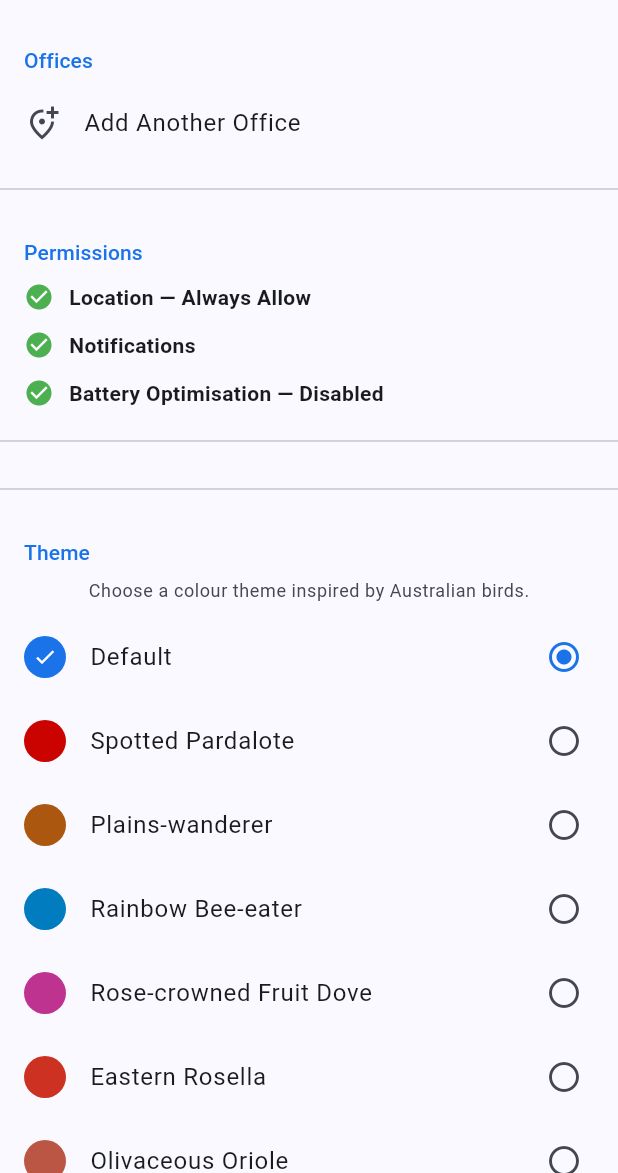
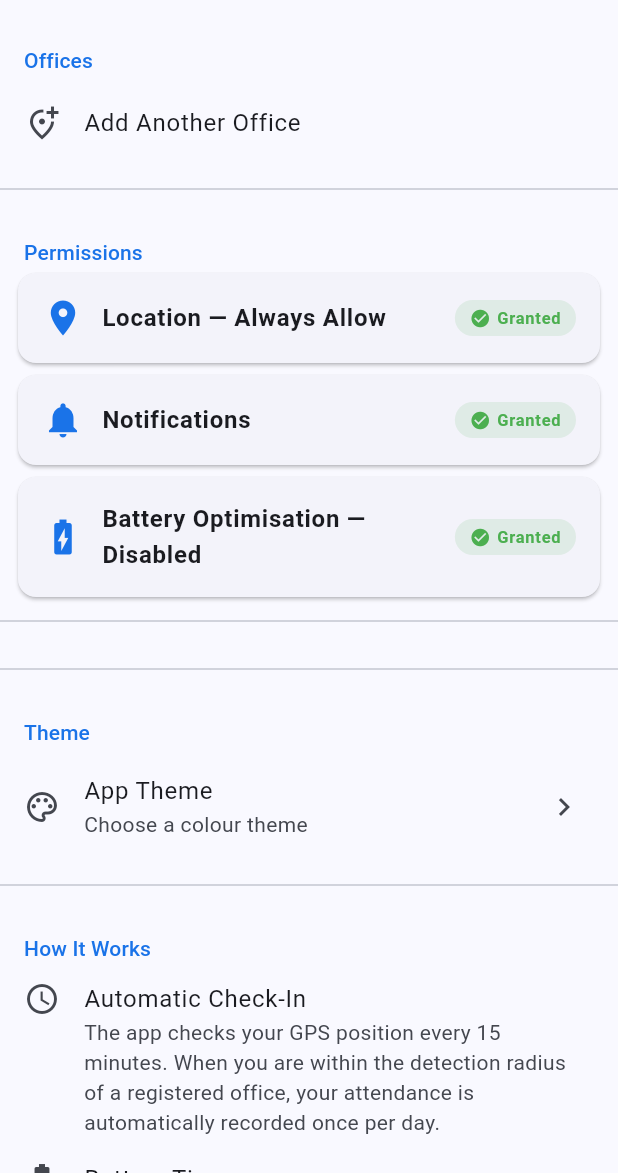
Before and after one commit to ryandam9/attendance-register, a Flutter app: the screen it shows after launch, after a tap on the "settings" icon, on a phone screen of 412 x 824 dp, the part 63-1236 px from its top. Run offline on Flutter 3.47's test engine with Material 3 defaults, Android fonts, the phone set to English and light mode, and no system bars; our stand-ins replace flutter_local_notifications, flutter_riverpod, geocoding, geolocator, permission_handler, sqflite and 1 more; missing offline and left inert: workmanager; accounts and stored records are empty; statements that could not run were skipped.

Commit message:
Themes moved to new page; also, Permissions shown differently

```diff
--- a/lib/screens/settings_screen.dart
+++ b/lib/screens/settings_screen.dart
@@ -7,13 +7,12 @@ import 'package:permission_handler/permission_handler.dart';
 import '../models/office_location.dart';
 import '../providers/attendance_provider.dart';
 import '../providers/office_provider.dart';
-import '../providers/settings_provider.dart';
 import '../providers/special_day_provider.dart';
 import '../services/app_settings_service.dart';
 import '../services/database_service.dart';
 import '../services/holiday_service.dart';
-import '../themes/bird_themes.dart';
 import 'setup_screen.dart';
+import 'theme_screen.dart';
 
 class SettingsScreen extends ConsumerWidget {
   const SettingsScreen({super.key});
@@ -57,7 +56,16 @@ class SettingsScreen extends ConsumerWidget {
           const Divider(height: 32),
 
           const _SectionLabel('Theme'),
-          const _ThemePicker(),
+          ListTile(
+            leading: const Icon(Icons.palette_outlined),
+            title: const Text('App Theme'),
+            subtitle: const Text('Choose a colour theme'),
+            trailing: const Icon(Icons.chevron_right),
+            onTap: () => Navigator.push(
+              context,
+              MaterialPageRoute(builder: (_) => const ThemeScreen()),
+            ),
+          ),
 
           const Divider(height: 32),
 
@@ -263,7 +271,7 @@ class _PermissionsSectionState extends State<_PermissionsSection>
     with WidgetsBindingObserver {
   _PermStatus? _location;
   _PermStatus? _notifications;
-  _PermStatus? _battery; // Android only
+  _PermStatus? _battery;
 
   @override
   void initState() {
@@ -308,9 +316,12 @@ class _PermissionsSectionState extends State<_PermissionsSection>
         child: Center(child: CircularProgressIndicator()),
       );
     }
-    return Column(
+    return Padding(
+      padding: const EdgeInsets.symmetric(horizontal: 12),
+      child: Column(
         children: [
-        _PermRow(
+          _PermCard(
+            icon: Icons.location_on,
             label: 'Location — Always Allow',
             status: _location!,
             reason:
@@ -318,14 +329,18 @@ class _PermissionsSectionState extends State<_PermissionsSection>
                 'background. Without "Always Allow" automatic check-in will not work.',
             onOpenSettings: AppSettingsService.openLocation,
           ),
-        _PermRow(
+          const SizedBox(height: 8),
+          _PermCard(
+            icon: Icons.notifications,
             label: 'Notifications',
             status: _notifications!,
             reason: 'Needed to alert you when attendance is automatically recorded.',
             onOpenSettings: AppSettingsService.openNotifications,
           ),
-        if (Platform.isAndroid && _battery != null)
-          _PermRow(
+          if (Platform.isAndroid && _battery != null) ...[
+            const SizedBox(height: 8),
+            _PermCard(
+              icon: Icons.battery_charging_full,
               label: 'Battery Optimisation — Disabled',
               status: _battery!,
               reason:
@@ -334,17 +349,21 @@ class _PermissionsSectionState extends State<_PermissionsSection>
               onOpenSettings: AppSettingsService.openBatteryOptimization,
             ),
           ],
+        ],
+      ),
     );
   }
 }
 
-class _PermRow extends StatelessWidget {
+class _PermCard extends StatelessWidget {
+  final IconData icon;
   final String label;
   final _PermStatus status;
   final String reason;
   final VoidCallback onOpenSettings;
 
-  const _PermRow({
+  const _PermCard({
+    required this.icon,
     required this.label,
     required this.status,
     required this.reason,
@@ -354,96 +373,81 @@ class _PermRow extends StatelessWidget {
   @override
   Widget build(BuildContext context) {
     final granted = status == _PermStatus.granted;
-    final iconColor =
-        granted ? Colors.green : Theme.of(context).colorScheme.error;
+    final cs = Theme.of(context).colorScheme;
 
-    return Padding(
-      padding: const EdgeInsets.fromLTRB(16, 6, 16, 6),
+    return Card(
+      margin: EdgeInsets.zero,
+      child: Padding(
+        padding: const EdgeInsets.all(16),
         child: Column(
           crossAxisAlignment: CrossAxisAlignment.start,
           children: [
             Row(
               children: [
-              Icon(
-                granted ? Icons.check_circle : Icons.cancel,
-                color: iconColor,
-                size: 20,
-              ),
-              const SizedBox(width: 10),
+                Icon(icon, size: 28, color: cs.primary),
+                const SizedBox(width: 12),
                 Expanded(
                   child: Text(
                     label,
-                  style: Theme.of(context).textTheme.bodyMedium?.copyWith(
+                    style: Theme.of(context).textTheme.bodyLarge?.copyWith(
                       fontWeight: FontWeight.w600,
                     ),
                   ),
                 ),
-              if (!granted)
-                TextButton(
-                  onPressed: onOpenSettings,
-                  child: const Text('Open Settings'),
+                Container(
+                  padding: const EdgeInsets.symmetric(horizontal: 10, vertical: 4),
+                  decoration: BoxDecoration(
+                    color: granted
+                        ? Colors.green.withValues(alpha: 0.12)
+                        : cs.error.withValues(alpha: 0.12),
+                    borderRadius: BorderRadius.circular(12),
+                  ),
+                  child: Row(
+                    mainAxisSize: MainAxisSize.min,
+                    children: [
+                      Icon(
+                        granted ? Icons.check_circle : Icons.warning_amber_rounded,
+                        size: 14,
+                        color: granted ? Colors.green : cs.error,
+                      ),
+                      const SizedBox(width: 4),
+                      Text(
+                        granted ? 'Granted' : 'Denied',
+                        style: Theme.of(context).textTheme.labelSmall?.copyWith(
+                          color: granted ? Colors.green : cs.error,
+                          fontWeight: FontWeight.w600,
+                        ),
                       ),
                     ],
                   ),
-          if (!granted)
-            Padding(
-              padding: const EdgeInsets.only(left: 30, top: 2),
-              child: Text(
+                ),
+              ],
+            ),
+            if (!granted) ...[
+              const SizedBox(height: 12),
+              Text(
                 reason,
                 style: Theme.of(context).textTheme.bodySmall?.copyWith(
-                  color: Theme.of(context).colorScheme.onSurfaceVariant,
+                  color: cs.onSurfaceVariant,
                 ),
+              ),
+              const SizedBox(height: 8),
+              Align(
+                alignment: Alignment.centerRight,
+                child: FilledButton.tonalIcon(
+                  onPressed: onOpenSettings,
+                  icon: const Icon(Icons.settings, size: 16),
+                  label: const Text('Open Settings'),
                 ),
               ),
             ],
+          ],
+        ),
       ),
     );
   }
 }
 
-// ── Theme picker ─────────────────────────────────────────────────────────────
-
-class _ThemePicker extends ConsumerWidget {
-  const _ThemePicker();
-
-  @override
-  Widget build(BuildContext context, WidgetRef ref) {
-    final currentId = ref.watch(settingsProvider).themeId;
-    final notifier = ref.read(settingsProvider.notifier);
-    final cs = Theme.of(context).colorScheme;
-
-    return Column(
-      children: [
-        Padding(
-          padding: const EdgeInsets.fromLTRB(16, 4, 16, 8),
-          child: Text(
-            'Choose a colour theme inspired by Australian birds.',
-            style: Theme.of(context).textTheme.bodySmall?.copyWith(
-              color: cs.onSurfaceVariant,
-            ),
-          ),
-        ),
-        for (final theme in birdThemes)
-          ListTile(
-            leading: CircleAvatar(
-              backgroundColor: theme.primary,
-              radius: 14,
-              child: currentId == theme.id
-                  ? Icon(Icons.check, size: 16, color: theme.primary.computeLuminance() > 0.5 ? Colors.black : Colors.white)
-                  : null,
-            ),
-            title: Text(theme.name),
-            trailing: currentId == theme.id
-                ? Icon(Icons.radio_button_checked, color: cs.primary)
-                : const Icon(Icons.radio_button_unchecked),
-            onTap: () => notifier.setThemeId(theme.id),
-          ),
-      ],
-    );
-  }
-}
-
-// ─────────────────────────────────────────────────────────────────────────────
 
 class _OfficeTile extends StatelessWidget {
   final OfficeLocation office;
--- /dev/null
+++ b/lib/screens/theme_screen.dart
@@ -0,0 +1,54 @@
+import 'package:flutter/material.dart';
+import 'package:flutter_riverpod/flutter_riverpod.dart';
+
+import '../providers/settings_provider.dart';
+import '../themes/bird_themes.dart';
+
+class ThemeScreen extends ConsumerWidget {
+  const ThemeScreen({super.key});
+
+  @override
+  Widget build(BuildContext context, WidgetRef ref) {
+    final currentId = ref.watch(settingsProvider).themeId;
+    final notifier = ref.read(settingsProvider.notifier);
+    final cs = Theme.of(context).colorScheme;
+
+    return Scaffold(
+      appBar: AppBar(title: const Text('Choose Theme')),
+      body: ListView(
+        children: [
+          Padding(
+            padding: const EdgeInsets.fromLTRB(16, 16, 16, 8),
+            child: Text(
+              'Choose a colour theme inspired by Australian birds.',
+              style: Theme.of(context).textTheme.bodySmall?.copyWith(
+                color: cs.onSurfaceVariant,
+              ),
+            ),
+          ),
+          for (final theme in birdThemes)
+            ListTile(
+              leading: CircleAvatar(
+                backgroundColor: theme.primary,
+                radius: 14,
+                child: currentId == theme.id
+                    ? Icon(
+                        Icons.check,
+                        size: 16,
+                        color: theme.primary.computeLuminance() > 0.5
+                            ? Colors.black
+                            : Colors.white,
+                      )
+                    : null,
+              ),
+              title: Text(theme.name),
+              trailing: currentId == theme.id
+                  ? Icon(Icons.radio_button_checked, color: cs.primary)
+                  : const Icon(Icons.radio_button_unchecked),
+              onTap: () => notifier.setThemeId(theme.id),
+            ),
+        ],
+      ),
+    );
+  }
+}
```
Lines whose indentation alone changed are shown as unchanged.
